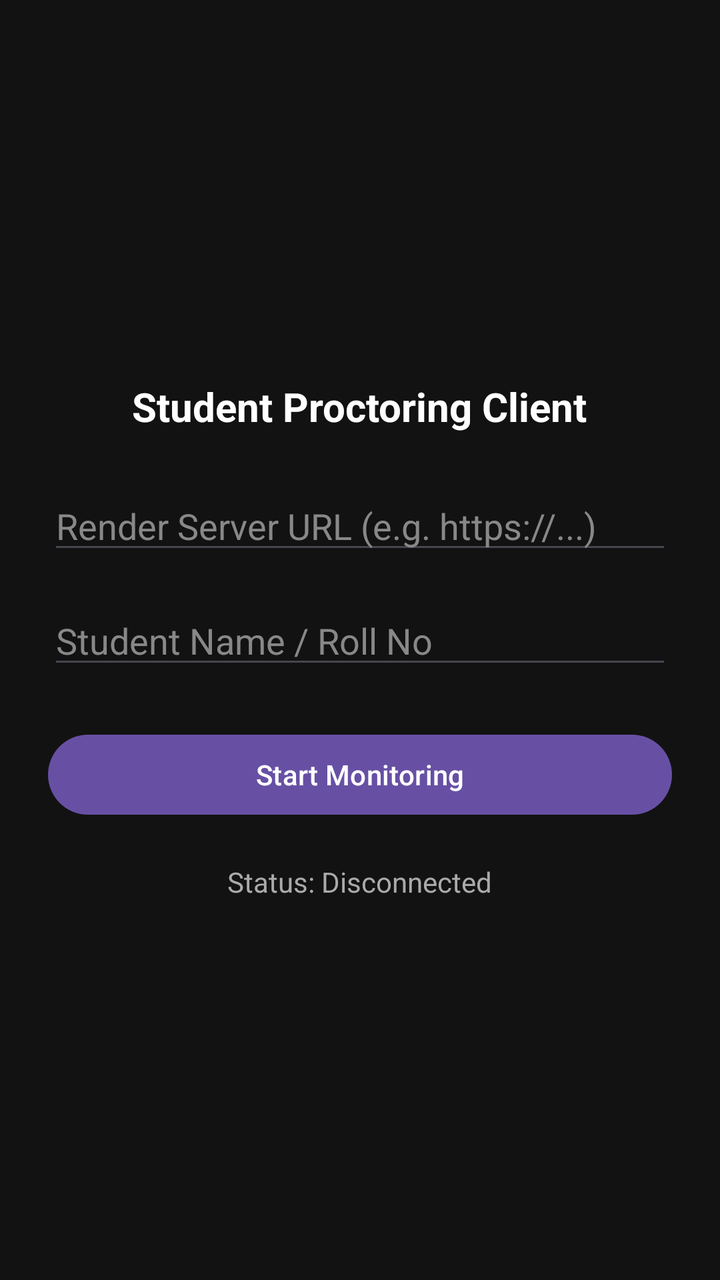
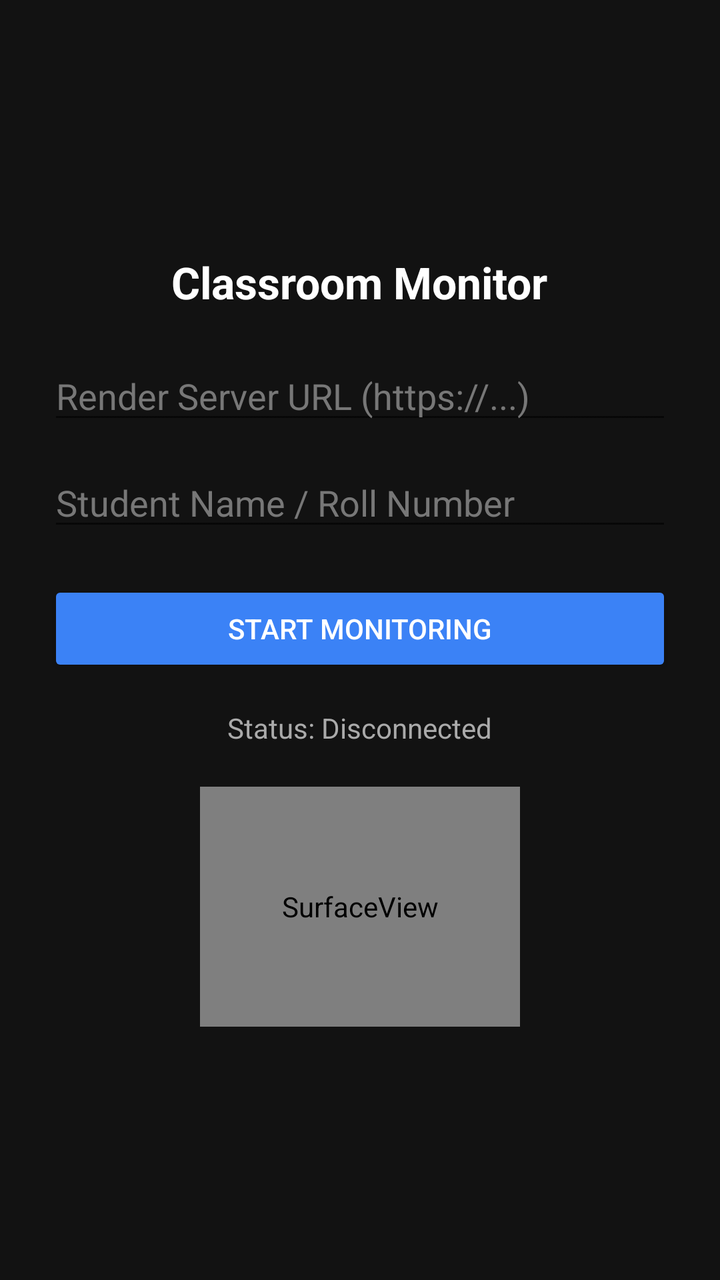

Before-and-after screenshots of an Android layout around one commit, followed by the original layout XML and the change that was made.
<!-- AndroidManifest.xml: application theme Theme.StudentProctor -->
<!-- res/layout/activity_main.xml -->
<?xml version="1.0" encoding="utf-8"?>
<LinearLayout xmlns:android="http://schemas.android.com/apk/res/android"
    android:layout_width="match_parent"
    android:layout_height="match_parent"
    android:orientation="vertical"
    android:gravity="center"
    android:padding="24dp"
    android:background="#121212">

    <TextView
        android:layout_width="wrap_content"
        android:layout_height="wrap_content"
        android:text="Student Proctoring Client"
        android:textColor="#FFFFFF"
        android:textSize="20sp"
        android:textStyle="bold"
        android:layout_marginBottom="24dp" />

    <EditText
        android:id="@+id/etServerUrl"
        android:layout_width="match_parent"
        android:layout_height="wrap_content"
        android:hint="Render Server URL (e.g. https://...)"
        android:textColor="#FFFFFF"
        android:textColorHint="#888888"
        android:inputType="textUri"
        android:layout_marginBottom="16dp" />

    <EditText
        android:id="@+id/etStudentName"
        android:layout_width="match_parent"
        android:layout_height="wrap_content"
        android:hint="Student Name / Roll No"
        android:textColor="#FFFFFF"
        android:textColorHint="#888888"
        android:layout_marginBottom="24dp" />

    <Button
        android:id="@+id/btnConnect"
        android:layout_width="match_parent"
        android:layout_height="wrap_content"
        android:text="Start Monitoring" />

    <TextView
        android:id="@+id/tvStatus"
        android:layout_width="wrap_content"
        android:layout_height="wrap_content"
        android:text="Status: Disconnected"
        android:textColor="#AAAAAA"
        android:layout_marginTop="20dp" />
</LinearLayout>
<!-- resources referenced by this layout -->
<resources>
  <style name="Theme.StudentProctor" parent="Theme.Material3.DayNight.NoActionBar" />
</resources>

<!-- the commit's change to res/layout/activity_main.xml (unified diff, before → after) -->
@@ -10,36 +10,38 @@
     <TextView
         android:layout_width="wrap_content"
         android:layout_height="wrap_content"
-        android:text="Student Proctoring Client"
+        android:text="Classroom Monitor"
         android:textColor="#FFFFFF"
-        android:textSize="20sp"
+        android:textSize="22sp"
         android:textStyle="bold"
-        android:layout_marginBottom="24dp" />
+        android:layout_marginBottom="20dp" />
 
     <EditText
         android:id="@+id/etServerUrl"
         android:layout_width="match_parent"
         android:layout_height="wrap_content"
-        android:hint="Render Server URL (e.g. https://...)"
+        android:hint="Render Server URL (https://...)"
         android:textColor="#FFFFFF"
-        android:textColorHint="#888888"
+        android:textColorHint="#777777"
         android:inputType="textUri"
-        android:layout_marginBottom="16dp" />
+        android:layout_marginBottom="12dp" />
 
     <EditText
         android:id="@+id/etStudentName"
         android:layout_width="match_parent"
         android:layout_height="wrap_content"
-        android:hint="Student Name / Roll No"
+        android:hint="Student Name / Roll Number"
         android:textColor="#FFFFFF"
-        android:textColorHint="#888888"
-        android:layout_marginBottom="24dp" />
+        android:textColorHint="#777777"
+        android:layout_marginBottom="20dp" />
 
     <Button
         android:id="@+id/btnConnect"
         android:layout_width="match_parent"
         android:layout_height="wrap_content"
-        android:text="Start Monitoring" />
+        android:text="Start Monitoring"
+        android:backgroundTint="#3B82F6"
+        android:textColor="#FFFFFF" />
 
     <TextView
         android:id="@+id/tvStatus"
@@ -47,5 +49,11 @@
         android:layout_height="wrap_content"
         android:text="Status: Disconnected"
         android:textColor="#AAAAAA"
+        android:layout_marginTop="16dp" />
+
+    <SurfaceView
+        android:id="@+id/surfaceView"
+        android:layout_width="160dp"
+        android:layout_height="120dp"
         android:layout_marginTop="20dp" />
 </LinearLayout>
<!-- resource entries referenced after the edit -->
@@ -1,5 +1,5 @@
 <!-- resources referenced by this layout -->
 <resources>
-  <style name="Theme.StudentProctor" parent="Theme.Material3.DayNight.NoActionBar" />
+  <style name="Theme.StudentProctor" parent="Theme.AppCompat.Light.NoActionBar" />
 </resources>
 
